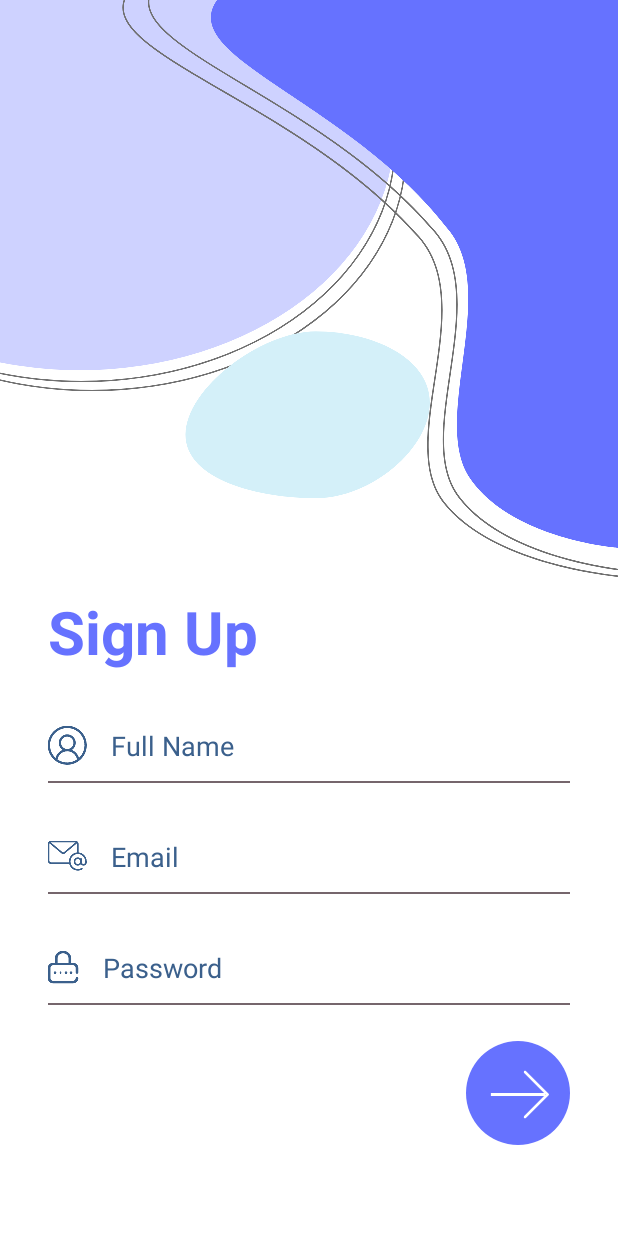
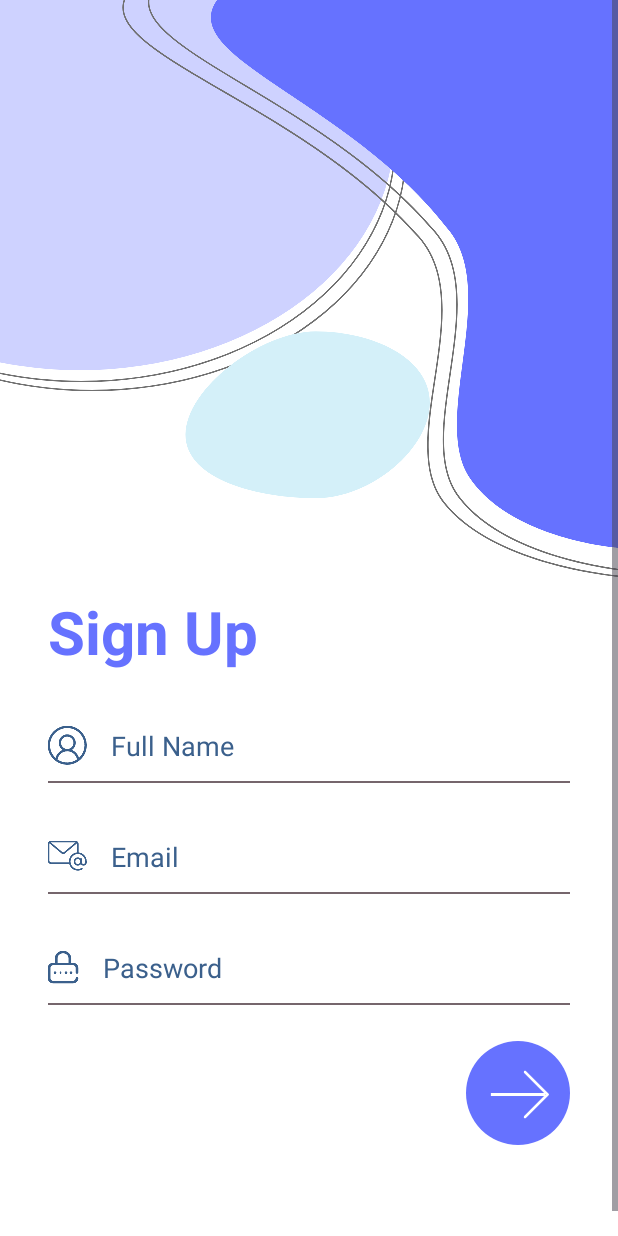
Before and after one commit to phanmanhphu1402/SnapGrid, an Android app: the SignUp screen opened directly, with no data from a screen before it, on a phone screen of 412 x 824 dp. Run offline under Robolectric (Android 15) with nearby library versions, the phone set to English and light mode, and no system bars.

Commit message:
update sign up

```diff
--- a/app/src/main/res/layout/activity_sign_up.xml
+++ b/app/src/main/res/layout/activity_sign_up.xml
@@ -8,6 +8,16 @@
     android:background="#FFFFFF"
     tools:context=".SignUp">
 
+    <ScrollView
+        android:layout_width="match_parent"
+        android:layout_height="0dp"
+        app:layout_constraintBottom_toBottomOf="parent"
+        app:layout_constraintEnd_toEndOf="parent"
+        app:layout_constraintStart_toStartOf="parent"
+        app:layout_constraintTop_toTopOf="parent" >
+        <androidx.constraintlayout.widget.ConstraintLayout
+            android:layout_width="match_parent"
+            android:layout_height="match_parent">
             <ImageView
                 android:id="@+id/imageView2"
                 android:layout_width="0dp"
@@ -114,3 +124,5 @@
                 app:layout_constraintStart_toStartOf="parent"
                 app:layout_constraintTop_toBottomOf="@+id/SignUpButton" />
         </androidx.constraintlayout.widget.ConstraintLayout>
+    </ScrollView>
+</androidx.constraintlayout.widget.ConstraintLayout>
```
Lines whose indentation alone changed are shown as unchanged.
